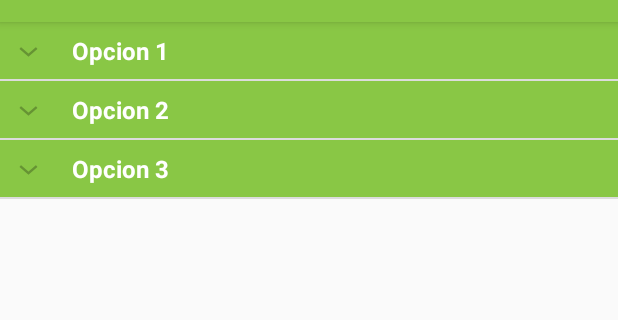
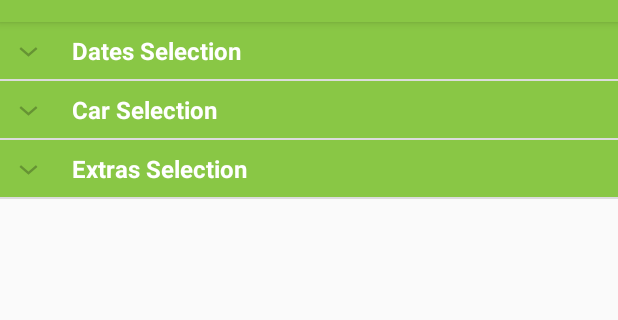
Before and after one commit to NeuZeta/springcar_front, an Android app: the screen it shows after launch (MainActivity), on a phone screen of 412 x 824 dp, the part 62-382 px from its top. Run offline under Robolectric (Android 15) with nearby library versions, the light colour scheme and no system bars.

Commit message:
tests with expandablelistview

```diff
--- a/app/build.gradle
+++ b/app/build.gradle
@@ -22,7 +22,9 @@ dependencies {
     implementation fileTree(dir: 'libs', include: ['*.jar'])
     implementation 'com.android.support:appcompat-v7:28.0.0'
     implementation 'com.android.support.constraint:constraint-layout:1.1.3'
+    implementation 'com.android.support:support-v4:28.0.0'
     testImplementation 'junit:junit:4.12'
     androidTestImplementation 'com.android.support.test:runner:1.0.2'
     androidTestImplementation 'com.android.support.test.espresso:espresso-core:3.0.2'
+    implementation 'com.android.support:design:28.0.0'
 }
--- /dev/null
+++ b/app/src/main/java/com/nzsoft/springcar/BlankFragment.java
@@ -0,0 +1,29 @@
+package com.nzsoft.springcar;
+
+
+import android.os.Bundle;
+import android.app.Fragment;
+import android.view.LayoutInflater;
+import android.view.View;
+import android.view.ViewGroup;
+
+
+/**
+ * A simple {@link Fragment} subclass.
+ */
+public class BlankFragment extends Fragment {
+
+
+    public BlankFragment() {
+        // Required empty public constructor
+    }
+
+
+    @Override
+    public View onCreateView(LayoutInflater inflater, ViewGroup container,
+                             Bundle savedInstanceState) {
+        // Inflate the layout for this fragment
+        return inflater.inflate(R.layout.fragment_blank, container, false);
+    }
+
+}
--- /dev/null
+++ b/app/src/main/java/com/nzsoft/springcar/BlankFragment2.java
@@ -0,0 +1,29 @@
+package com.nzsoft.springcar;
+
+
+import android.os.Bundle;
+import android.app.Fragment;
+import android.view.LayoutInflater;
+import android.view.View;
+import android.view.ViewGroup;
+
+
+/**
+ * A simple {@link Fragment} subclass.
+ */
+public class BlankFragment2 extends Fragment {
+
+
+    public BlankFragment2() {
+        // Required empty public constructor
+    }
+
+
+    @Override
+    public View onCreateView(LayoutInflater inflater, ViewGroup container,
+                             Bundle savedInstanceState) {
+        // Inflate the layout for this fragment
+        return inflater.inflate(R.layout.fragment_blank_fragment2, container, false);
+    }
+
+}
--- a/app/src/main/java/com/nzsoft/springcar/MainActivity.java
+++ b/app/src/main/java/com/nzsoft/springcar/MainActivity.java
@@ -1,11 +1,16 @@
 package com.nzsoft.springcar;
 
+import android.app.FragmentManager;
+import android.app.FragmentTransaction;
+import android.app.Fragment;
 import android.support.v7.app.AppCompatActivity;
 import android.os.Bundle;
+import android.text.Layout;
 import android.widget.ExpandableListView;
 
 
 import com.nzsoft.springcar.adapters.ExpandableListAdapter;
+import com.nzsoft.springcar.adapters.testAdapter;
 
 import java.util.ArrayList;
 import java.util.HashMap;
@@ -16,7 +21,9 @@ public class MainActivity extends AppCompatActivity {
 
     private ExpandableListView listView;
     private ExpandableListAdapter adapter;
+    private testAdapter adapterTest;
     private List<String> listDataHeaders;
+    private List<Fragment> fragments;
     private Map<String, List<String>> listHashmap;
 
     @Override
@@ -27,28 +34,32 @@ public class MainActivity extends AppCompatActivity {
         initData();
 
         listView = (ExpandableListView) findViewById(R.id.levelExp);
-        adapter = new ExpandableListAdapter(this, listDataHeaders, listHashmap);
-        listView.setAdapter(adapter);
+        //adapter = new ExpandableListAdapter(this, listDataHeaders, listHashmap);
+        //listView.setAdapter(adapter);
+
+        adapterTest = new testAdapter(this, listDataHeaders, fragments);
+        listView.setAdapter(adapterTest);
+
     }
 
     private void initData() {
 
         listDataHeaders = new ArrayList<>();
-        listDataHeaders.add("Opcion 1");
-        listDataHeaders.add("Opcion 2");
-        listDataHeaders.add("Opcion 3");
+        listDataHeaders.add("Dates Selection");
+        listDataHeaders.add("Car Selection");
+        listDataHeaders.add("Extras Selection");
 
         List<String> opciones1 = new ArrayList<>();
-        opciones1.add("SubOpcion 1");
+        opciones1.add("SubOpcion 1.1");
 
         List<String> opciones2 = new ArrayList<>();
-        opciones2.add("SubOpcion 1");
-        opciones2.add("SubOpcion 2");
-        opciones2.add("SubOpcion 3");
+        opciones2.add("SubOpcion 2.1");
+        opciones2.add("SubOpcion 2.2");
+        opciones2.add("SubOpcion 2.3");
 
         List<String> opciones3 = new ArrayList<>();
-        opciones3.add("SubOpcion 1");
-        opciones3.add("SubOpcion 2");
+        opciones3.add("SubOpcion 3.1");
+        opciones3.add("SubOpcion 3.2");
 
 
         listHashmap = new HashMap<>();
@@ -56,6 +67,9 @@ public class MainActivity extends AppCompatActivity {
         listHashmap.put(listDataHeaders.get(1), opciones2);
         listHashmap.put(listDataHeaders.get(2), opciones3);
 
-
+        fragments = new ArrayList<>();
+        fragments.add(new BlankFragment());
+        fragments.add(new BlankFragment2());
+        fragments.add(new BlankFragment2());
     }
 }
--- /dev/null
+++ b/app/src/main/java/com/nzsoft/springcar/adapters/testAdapter.java
@@ -0,0 +1,109 @@
+package com.nzsoft.springcar.adapters;
+
+import android.app.FragmentManager;
+import android.app.FragmentTransaction;
+import android.content.Context;
+import android.graphics.Typeface;
+import android.app.Fragment;
+import android.support.v7.app.AppCompatActivity;
+import android.text.Layout;
+import android.view.LayoutInflater;
+import android.view.View;
+import android.view.ViewGroup;
+import android.widget.BaseExpandableListAdapter;
+import android.widget.TextView;
+
+import com.nzsoft.springcar.R;
+
+import java.util.List;
+import java.util.Map;
+
+public class testAdapter extends BaseExpandableListAdapter {
+
+    private Context context;
+    private List<String> titulos;
+    private List<Fragment> fragments;
+
+    public testAdapter(Context context, List<String> titulos, List<Fragment> fragments) {
+        this.context = context;
+        this.titulos = titulos;
+        this.fragments = fragments;
+    }
+
+
+    @Override
+    public int getGroupCount() {
+        return titulos.size();
+    }
+
+    @Override
+    public int getChildrenCount(int groupPosition) {
+        return fragments.size();
+    }
+
+    @Override
+    public Object getGroup(int groupPosition) {
+        return this.titulos.get(groupPosition);
+    }
+
+    @Override
+    public Object getChild(int groupPosition, int childPosition) {
+        return fragments.get(groupPosition);
+    }
+
+    @Override
+    public long getGroupId(int groupPosition) {
+        return groupPosition;
+    }
+
+    @Override
+    public long getChildId(int groupPosition, int childPosition) {
+        return 0;
+    }
+
+    @Override
+    public boolean hasStableIds() {
+        return false;
+    }
+
+    @Override
+    public View getGroupView(int groupPosition, boolean isExpanded, View convertView, ViewGroup parent) {
+        String headerTitle = (String) getGroup(groupPosition);
+
+        if (convertView == null){
+            LayoutInflater inflater = (LayoutInflater) this.context.getSystemService(Context.LAYOUT_INFLATER_SERVICE);
+            convertView = inflater.inflate(R.layout.list_group, null);
+        }
+
+        TextView lv1ListHeader = (TextView) convertView.findViewById(R.id.id1ListHeader);
+        lv1ListHeader.setTypeface(null, Typeface.BOLD);
+        lv1ListHeader.setText(headerTitle);
+
+        return convertView;
+    }
+
+    @Override
+    public View getChildView(int groupPosition, int childPosition, boolean isLastChild, View convertView, ViewGroup parent) {
+
+        Fragment fragment = (Fragment) getChild(groupPosition, childPosition);
+
+        if (convertView == null){
+            LayoutInflater inflater = (LayoutInflater) this.context.getSystemService(Context.LAYOUT_INFLATER_SERVICE);
+            convertView = inflater.inflate(R.layout.test_fragment_item, null);
+        }
+
+        FragmentManager fragmentManager = ((AppCompatActivity)this.context).getFragmentManager();
+        FragmentTransaction fragmentTransaction = fragmentManager.beginTransaction();
+
+        fragmentTransaction.replace(R.id.idDestino, fragment);
+
+        fragmentTransaction.commit();
+
+        return convertView;
+    }
+
+    @Override
+    public boolean isChildSelectable(int groupPosition, int childPosition) {
+        return false;
+    }
+}
--- a/app/src/main/res/values/strings.xml
+++ b/app/src/main/res/values/strings.xml
@@ -1,3 +1,6 @@
 <resources>
     <string name="app_name">springcar</string>
+
+    <!-- TODO: Remove or change this placeholder text -->
+    <string name="hello_blank_fragment">Hello blank fragment</string>
 </resources>
```
Also changed, not shown: app/src/main/res/layout/fragment_blank.xml (added, +65 -0 lines), app/src/main/res/layout/fragment_blank_fragment2.xml (added, +17 -0 lines), app/src/main/res/layout/test_fragment_item.xml (added, +7 -0 lines), app/src/main/res/layout/test_fragment_item_2.xml (added, +7 -0 lines), app/src/main/res/layout/test_fragment_item_3.xml (added, +7 -0 lines).
